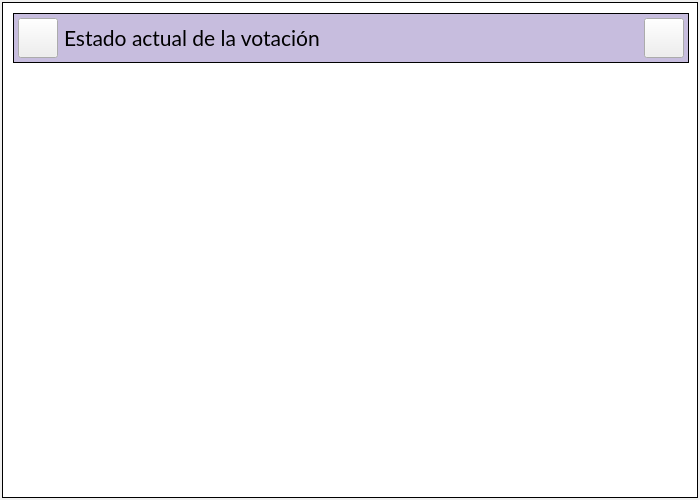
First picture: the form in SistemaControlElecciones/mainwindow.ui, repository NaomySinHYConY/Proyecto1_ISII_SCE, before the edit.
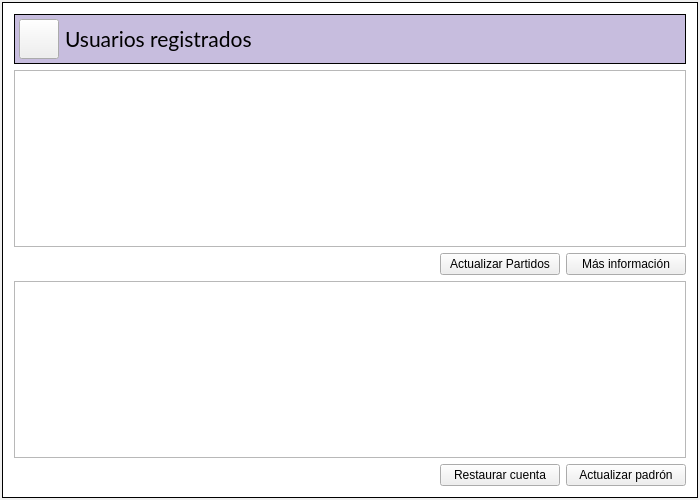
Second picture: the form after the edit. The open tabs and pages were chosen to show the change.

Patch:
```diff
--- a/SistemaControlElecciones/mainwindow.ui
+++ b/SistemaControlElecciones/mainwindow.ui
@@ -782,97 +782,7 @@
           </item>
          </layout>
         </widget>
-        <widget class="QWidget" name="page_3">
-         <widget class="QWidget" name="barraEstadoVotacion" native="true">
-          <property name="geometry">
-           <rect>
-            <x>10</x>
-            <y>10</y>
-            <width>676</width>
-            <height>50</height>
-           </rect>
-          </property>
-          <layout class="QHBoxLayout" name="horizontalLayout_23">
-           <property name="leftMargin">
-            <number>5</number>
-           </property>
-           <property name="topMargin">
-            <number>5</number>
-           </property>
-           <property name="rightMargin">
-            <number>5</number>
-           </property>
-           <property name="bottomMargin">
-            <number>5</number>
-           </property>
-           <item>
-            <widget class="QPushButton" name="AdmIcono_7">
-             <property name="minimumSize">
-              <size>
-               <width>40</width>
-               <height>40</height>
-              </size>
-             </property>
-             <property name="maximumSize">
-              <size>
-               <width>50</width>
-               <height>50</height>
-              </size>
-             </property>
-             <property name="text">
-              <string/>
-             </property>
-            </widget>
-           </item>
-           <item>
-            <widget class="QLabel" name="label_14">
-             <property name="font">
-              <font>
-               <family>Lato</family>
-               <pointsize>16</pointsize>
-              </font>
-             </property>
-             <property name="text">
-              <string>Estado actual de la votación</string>
-             </property>
-            </widget>
-           </item>
-           <item>
-            <spacer name="horizontalSpacer_29">
-             <property name="orientation">
-              <enum>Qt::Horizontal</enum>
-             </property>
-             <property name="sizeHint" stdset="0">
-              <size>
-               <width>40</width>
-               <height>20</height>
-              </size>
-             </property>
-            </spacer>
-           </item>
-           <item>
-            <widget class="QPushButton" name="botonSalir_5">
-             <property name="minimumSize">
-              <size>
-               <width>40</width>
-               <height>40</height>
-              </size>
-             </property>
-             <property name="maximumSize">
-              <size>
-               <width>50</width>
-               <height>50</height>
-              </size>
-             </property>
-             <property name="text">
-              <string/>
-             </property>
-            </widget>
-           </item>
-          </layout>
-         </widget>
-        </widget>
-        <widget class="QWidget" name="page_2">
+        <widget class="QWidget" name="infoCandidato">
          <layout class="QVBoxLayout" name="verticalLayout_11">
           <item>
            <widget class="QWidget" name="barraInfoCandidato" native="true">
```
Left out of the diff: 3 changed lines with no effect on the pictures.
